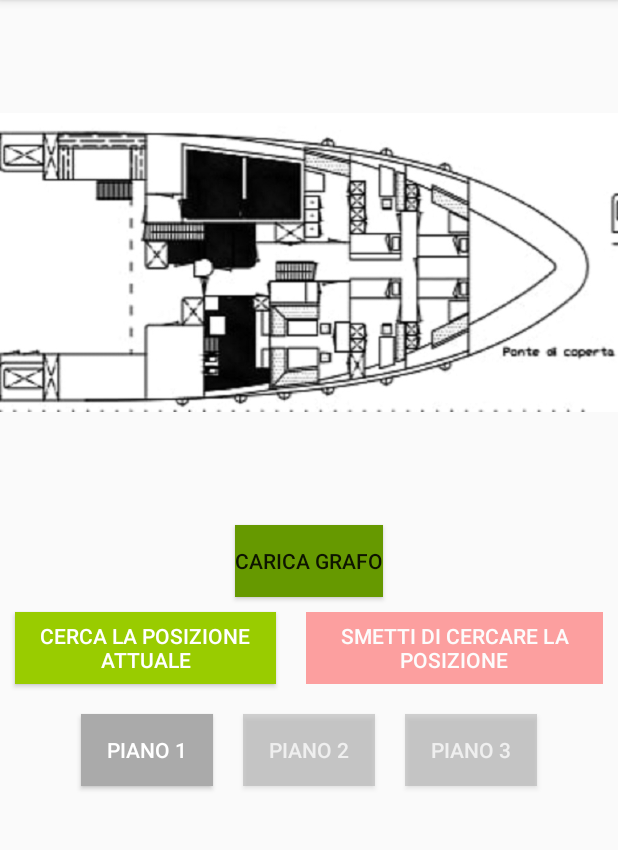
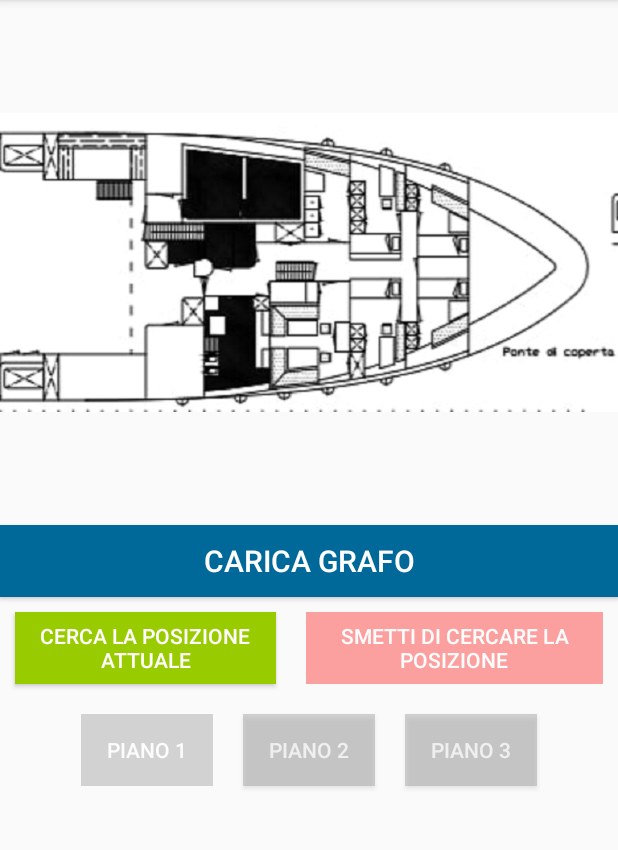
Before and after one commit to onapoli96/FirstDemoAndroid, an Android app: the screen it shows after launch (MainActivity), on a phone screen of 412 x 824 dp, the part 84-934 px from its top. Run offline under Robolectric (Android 15) with nearby library versions, the phone set to English and light mode, and no system bars; libraries missing offline, so code that uses them is left out: org.altbeacon.beacon; 8 statements that could not run were skipped.

```diff
--- a/app/src/main/java/com/example/firstdemoandroid/giorgio/graph/priorityqueue/HeapPriorityQueue.java
+++ b/app/src/main/java/com/example/firstdemoandroid/giorgio/graph/priorityqueue/HeapPriorityQueue.java
@@ -57,7 +57,9 @@ public class HeapPriorityQueue<V> implements PriorityQueue<V> {
 	}
 
 	private void moveDown(int i){
-		if(i > lastIndex) throw new IllegalArgumentException();
+		if(i > lastIndex)
+			throw new IllegalArgumentException();
+
 		ElemConPrior<V> el = heap[i];
 		int j;
 		while((j=(2*i)+1)<lastIndex){
--- a/app/src/main/res/layout/activity_main.xml
+++ b/app/src/main/res/layout/activity_main.xml
@@ -12,30 +12,30 @@
         />
 
 
-
-
     <ImageView
         android:id="@+id/mappa"
-        android:layout_width="wrap_content"
+        android:layout_width="match_parent"
         android:layout_height="350dp"
-        android:layout_alignParentEnd="true"
-        android:layout_alignParentRight="true"
         android:layout_marginTop="0dp"
         android:layout_marginEnd="0dp"
         android:layout_marginRight="0dp"
 
         android:src="@drawable/pontedicoperta"
-        tools:ignore="MissingConstraints"/>
+        android:visibility="visible"
+        tools:ignore="MissingConstraints" />
 
     <Button
         android:id="@+id/inviodati"
-        android:layout_width="wrap_content"
+        android:layout_width="match_parent"
         android:layout_height="wrap_content"
         android:layout_below="@+id/mappa"
+        android:layout_centerHorizontal="true"
+        android:background="#006999"
+        android:textColor="@android:color/white"
+        android:textSize="20dp"
         android:onClick="caricaGrafo"
-        android:background="@android:color/holo_green_dark"
-        android:text="Carica Grafo"
-        android:layout_centerHorizontal="true"/>
+        android:text="Carica Grafo" />
+
     <LinearLayout
         android:id="@+id/linearBottoni"
         android:layout_width="wrap_content"
@@ -50,7 +50,7 @@
             android:layout_weight="1"
             android:background="@android:color/holo_green_light"
             android:enabled="true"
-            android:onClick="detectBeaconInMap"
+            android:onClick="newPath"
             android:text="Cerca la posizione attuale"
             android:textColor="@android:color/white"
             />
@@ -83,9 +83,9 @@
             android:layout_height="wrap_content"
             android:layout_margin="10dp"
             android:layout_weight="1"
+            android:alpha="0.5"
             android:background="@android:color/darker_gray"
-            android:enabled="true"
-
+            android:enabled="false"
             android:onClick="cambiaPiano"
             android:text="Piano 1"
             android:textColor="@android:color/white"
```
Also changed, not shown: app/src/main/java/com/example/firstdemoandroid/InvioDati.java (+4 -4 lines), app/src/main/java/com/example/firstdemoandroid/MainActivity.java (+31 -23 lines), app/src/main/java/com/example/firstdemoandroid/giorgio/graph/algorithms/search/MinPathDijkstra.java (+57 -14 lines), app/src/main/res/drawable/pontedicomando.PNG (added), app/src/main/res/drawable/pontedicomando.jpg (deleted), app/src/main/res/drawable/pontedicoperta.jpg (renamed from app/src/main/res/drawable-v24/pontedicoperta.jpg), app/src/main/res/drawable/primopontedisovrastruttura.PNG (added), app/src/main/res/drawable/primopontedisovrastruttura.jpg (deleted). Lines whose indentation alone changed are shown as unchanged.
